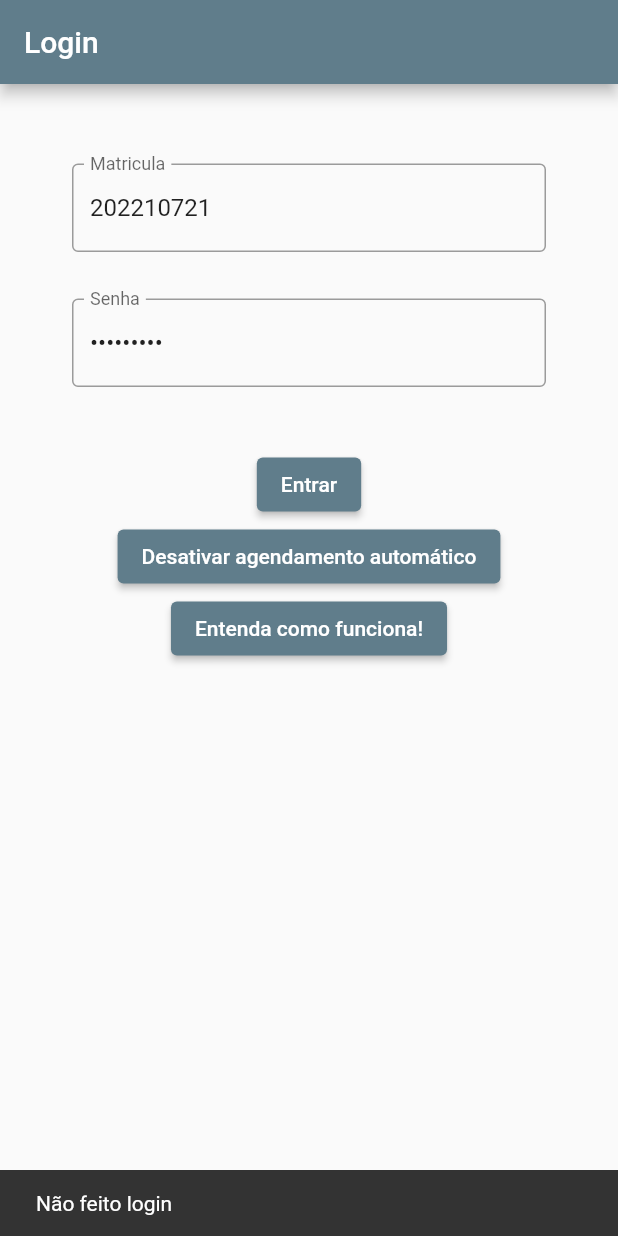
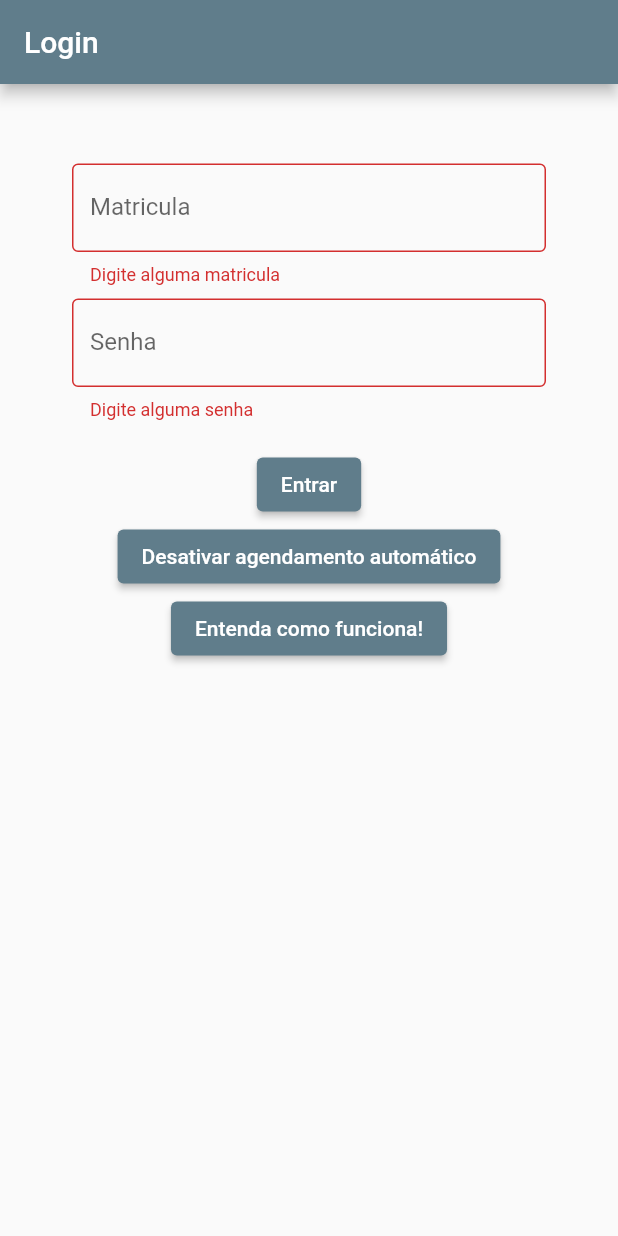
Before and after one commit to crazynds/AgendAiUFSM, a Flutter app: the screen it shows after launch, after a tap on "Entrar", on a phone screen of 412 x 824 dp. Run offline on Flutter 3.47's test engine with Material 2 defaults, Android fonts, the phone set to English and light mode, and no system bars; our stand-ins replace cookie_jar, dio, dio_cookie_manager, flutter_dotenv, image_picker; missing offline and left inert: flutter_tesseract_ocr, workmanager; network calls fail.

Commit message:
fix/feat: corrigido exposicao senha com .env

```diff
--- a/lib/controllers/RuController.dart
+++ b/lib/controllers/RuController.dart
@@ -35,6 +35,12 @@ class RuController {
       'j_password': password
     });
     String? responseStr = response.data;
+
+    print({
+      'j_username': code,
+      'j_password': password
+    });
+    print(responseStr);
     if (response.statusCode != 302)return null;
 
     var response2 = await HttpController.instance.get('https://portal.ufsm.br/ru/usuario/extratoSimplificado.html', Options());
--- a/lib/main.dart
+++ b/lib/main.dart
@@ -1,6 +1,7 @@
 import 'package:agendai_ufsm/MyApp.dart';
 import 'package:agendai_ufsm/controllers/OCRController.dart';
 import 'package:flutter/material.dart';
+import 'package:flutter_dotenv/flutter_dotenv.dart';
 import 'package:workmanager/workmanager.dart';
 
 
@@ -17,7 +18,7 @@ void callbackDispatcher() {
 }
 
 
-void main() {
+void main()async{
   runApp(const MainApp());
 }
 
--- a/lib/pages/LoginPage.dart
+++ b/lib/pages/LoginPage.dart
@@ -4,22 +4,26 @@ import 'package:agendai_ufsm/controllers/AppController.dart';
 import 'package:agendai_ufsm/controllers/RuController.dart';
 import 'package:agendai_ufsm/pages/MyHomePage.dart';
 import 'package:agendai_ufsm/pages/TermosPage.dart';
-import 'package:flutter/cupertino.dart';
 import 'package:flutter/material.dart';
-import 'package:path_provider/path_provider.dart';
 import 'package:workmanager/workmanager.dart';
+import 'package:flutter_dotenv/flutter_dotenv.dart';
+
 
 class LoginPage extends StatefulWidget {
 
   LoginPage();
 
   @override
-  State<StatefulWidget> createState() {
+  State<LoginPage> createState() {
     return _LoginPage();
   }
 }
 
 class _LoginPage extends State<LoginPage> {
+  final _formKey = GlobalKey<FormState>();
+  String _matricula = dotenv.env['DEFAULT_MATRICULA'] as String;
+  String _senha = dotenv.env['DEFAULT_PASSWORD'] as String;
+
   bool _isNumeric(String s) {
     return int.parse(
           s,
@@ -47,13 +51,6 @@ class _LoginPage extends State<LoginPage> {
 
   @override
   Widget build(BuildContext context) {
-    String _matricula = '202210721';
-    String _senha = '***REMOVED***';
-
-    bool loading = false;
-
-    final _formKey = GlobalKey<FormState>();
-
     return Scaffold(
       appBar: AppBar(
         title: Text('Login'),
@@ -66,8 +63,8 @@ class _LoginPage extends State<LoginPage> {
               SizedBox(
                 height: 5,
                 child: Visibility(
+                  visible: AppController.instance.isLoading,
                   child: LinearProgressIndicator(),
-                  visible: AppController.instance.isLoading,
                 )
               ),
               Form(
--- a/pubspec.yaml
+++ b/pubspec.yaml
@@ -46,6 +46,7 @@ dependencies:
   intl: ^0.18.0
   workmanager: ^0.5.1
   url_launcher: ^5.2.7
+  flutter_dotenv: ^5.0.2
 
 dev_dependencies:
   flutter_test:
@@ -74,6 +75,7 @@ flutter:
     - assets/tessdata_config.json
     - assets/tessdata/eng.traineddata
     - assets/tessdata/por.traineddata
+    - .env
   #   - images/a_dot_ham.jpeg
 
   # An image asset can refer to one or more resolution-specific "variants", see
```
Also changed, not shown: pubspec.lock, 1 other file.
